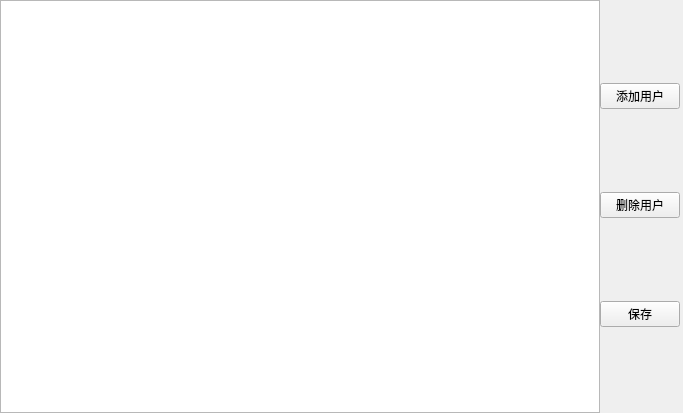
Old version of the form CDSignInSystem/accountwnd.ui in the repository ClearDewy/CDSignInSystem.
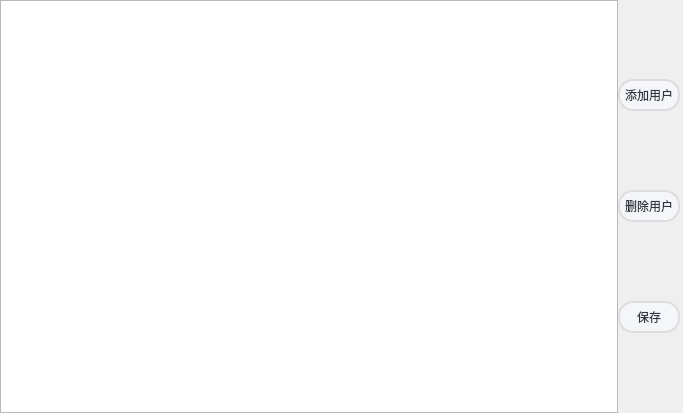
New version of the form.

Commit message: push1—牟红坤

What changed in the file:
```diff
--- a/CDSignInSystem/accountwnd.ui
+++ b/CDSignInSystem/accountwnd.ui
@@ -42,6 +42,41 @@
      </property>
      <item>
       <widget class="QPushButton" name="addButton">
+       <property name="styleSheet">
+        <string notr="true">/**正常情况下样式**/
+QPushButton{
+	font: 10pt &quot;微软雅黑&quot;;
+    color: #2f3640;
+    background-color: #f5f6fa;
+    border-color: #DDDDDD;
+    border-radius: 15px;
+    border-style: solid;
+    border-width: 2px;
+    padding: 5px;
+}
+
+/**鼠标停留在按钮上的样式**/
+QPushButton::hover{	
+    color: #DDDDDD;
+    background-color: #e5f7ff;
+    border-color: #DDDDDD;
+}
+
+/**鼠标按压下去的样式**/
+QPushButton::pressed,QPushButton::checked{
+    color: #AAAAAA;
+    background-color: #e5f7ff;
+    border-color: #AAAAAA; 
+}
+
+/**按钮失能情况下样式**/
+QPushButton::disabled{
+    color: #FFFFFF;
+    background-color: #dcdde1;
+    border-color: #dcdde1;
+}
+</string>
+       </property>
        <property name="text">
         <string>添加用户</string>
        </property>
@@ -49,6 +84,41 @@
      </item>
      <item>
       <widget class="QPushButton" name="deleteUserButton">
+       <property name="styleSheet">
+        <string notr="true">/**正常情况下样式**/
+QPushButton{
+	font: 10pt &quot;微软雅黑&quot;;
+    color: #2f3640;
+    background-color: #f5f6fa;
+    border-color: #DDDDDD;
+    border-radius: 15px;
+    border-style: solid;
+    border-width: 2px;
+    padding: 5px;
+}
+
+/**鼠标停留在按钮上的样式**/
+QPushButton::hover{	
+    color: #DDDDDD;
+    background-color: #e5f7ff;
+    border-color: #DDDDDD;
+}
+
+/**鼠标按压下去的样式**/
+QPushButton::pressed,QPushButton::checked{
+    color: #AAAAAA;
+    background-color: #e5f7ff;
+    border-color: #AAAAAA; 
+}
+
+/**按钮失能情况下样式**/
+QPushButton::disabled{
+    color: #FFFFFF;
+    background-color: #dcdde1;
+    border-color: #dcdde1;
+}
+</string>
+       </property>
        <property name="text">
         <string>删除用户</string>
        </property>
@@ -56,6 +126,41 @@
      </item>
      <item>
       <widget class="QPushButton" name="saveButton">
+       <property name="styleSheet">
+        <string notr="true">/**正常情况下样式**/
+QPushButton{
+	font: 10pt &quot;微软雅黑&quot;;
+    color: #2f3640;
+    background-color: #f5f6fa;
+    border-color: #DDDDDD;
+    border-radius: 15px;
+    border-style: solid;
+    border-width: 2px;
+    padding: 5px;
+}
+
+/**鼠标停留在按钮上的样式**/
+QPushButton::hover{	
+    color: #DDDDDD;
+    background-color: #e5f7ff;
+    border-color: #DDDDDD;
+}
+
+/**鼠标按压下去的样式**/
+QPushButton::pressed,QPushButton::checked{
+    color: #AAAAAA;
+    background-color: #e5f7ff;
+    border-color: #AAAAAA; 
+}
+
+/**按钮失能情况下样式**/
+QPushButton::disabled{
+    color: #FFFFFF;
+    background-color: #dcdde1;
+    border-color: #dcdde1;
+}
+</string>
+       </property>
        <property name="text">
         <string>保存</string>
        </property>
```
The commit also changes 5 other files.
